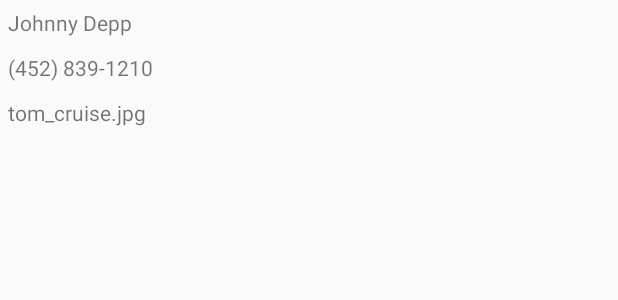
After one commit to whiteThor/SearBarExample, an Android app: the layout child_view_holder.xml on its own in the app's theme, with its tools: preview values and no code run, on a phone screen of 412 x 824 dp. The commit adds this screen. Shown: the top 300 px of the screen. Run offline under Robolectric (Android 15) with nearby library versions, the phone set to English and light mode, and no system bars.

Commit message:
second commit

```diff
--- a/app/build.gradle
+++ b/app/build.gradle
@@ -23,6 +23,7 @@ dependencies {
     implementation 'com.android.support:appcompat-v7:27.1.1'
     implementation 'com.android.support.constraint:constraint-layout:1.1.2'
     implementation 'com.android.support:recyclerview-v7:27.1.1'
+    implementation 'com.thoughtbot:expandablerecyclerview:1.3'
     testImplementation 'junit:junit:4.12'
     androidTestImplementation 'com.android.support.test:runner:1.0.2'
     androidTestImplementation 'com.android.support.test.espresso:espresso-core:3.0.2'
--- /dev/null
+++ b/app/src/main/res/layout/child_view_holder.xml
@@ -0,0 +1,33 @@
+<?xml version="1.0" encoding="utf-8"?>
+<RelativeLayout
+    xmlns:android="http://schemas.android.com/apk/res/android"
+    android:layout_width="match_parent"
+    android:layout_height="wrap_content">
+    <TextView
+        android:id="@+id/name"
+        android:layout_width="match_parent"
+        android:layout_height="wrap_content"
+        android:layout_centerInParent="true"
+        android:text="Johnny Depp"
+        android:padding="5dp"
+        android:layout_alignParentTop="true"/>
+
+    <TextView
+        android:id="@+id/phone"
+        android:layout_width="match_parent"
+        android:layout_height="wrap_content"
+        android:layout_centerInParent="true"
+        android:padding="5dp"
+        android:text="(452) 839-1210"
+        android:layout_below="@id/name"/>
+
+    <TextView
+        android:id="@+id/image"
+        android:layout_width="match_parent"
+        android:layout_height="wrap_content"
+        android:layout_centerInParent="true"
+        android:padding="5dp"
+        android:text="tom_cruise.jpg"
+        android:layout_below="@id/phone"/>
+
+</RelativeLayout>
```
Also changed, not shown: app/src/main/java/musicmachine/sanples/android/ruben/com/searbarexample/MainActivity.java (+53 -13 lines), app/src/main/java/musicmachine/sanples/android/ruben/com/searbarexample/adapter/RecyclerAdapter.java (added, +54 -0 lines), app/src/main/java/musicmachine/sanples/android/ruben/com/searbarexample/model/Actor.java (added, +86 -0 lines), app/src/main/java/musicmachine/sanples/android/ruben/com/searbarexample/model/Category.java (added, +17 -0 lines), app/src/main/java/musicmachine/sanples/android/ruben/com/searbarexample/viewHolder/ActorViewHolder.java (added, +47 -0 lines), app/src/main/java/musicmachine/sanples/android/ruben/com/searbarexample/viewHolder/CategoryViewHolder.java (added, +41 -0 lines), app/src/main/res/layout/group_view_holder.xml (added, +18 -0 lines).
